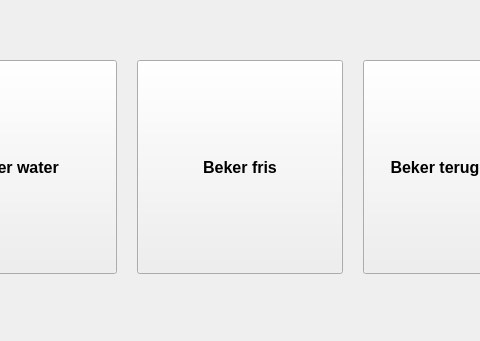
Dibido/WoR-CareRobot, file vision/userinterface/src/userinterface/mainwindow.ui: the form before one commit; both pictures show x 150 to 630 and y 97 to 438 of the 791 by 438 pixel window.
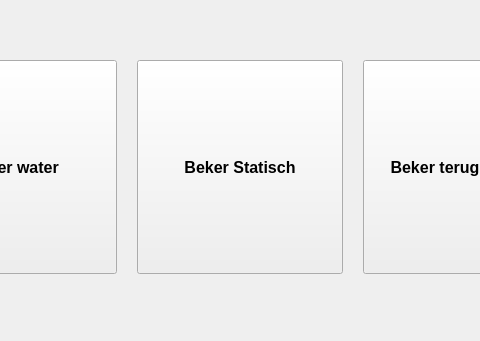
The form after the commit. Icons and pictures are not drawn.

What changed in the file:
```diff
--- a/vision/userinterface/src/userinterface/mainwindow.ui
+++ b/vision/userinterface/src/userinterface/mainwindow.ui
@@ -193,7 +193,7 @@
           <bool>false</bool>
          </property>
          <property name="text">
-          <string>Beker fris</string>
+          <string>Beker Statisch</string>
          </property>
          <property name="icon">
           <iconset resource="../drawable/resources.qrc">
```
Left out of the diff: 14 changed lines with no effect on the pictures.
